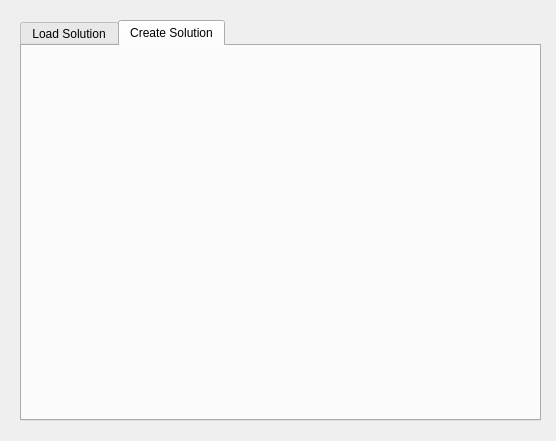
Qt form ui/watering_optimization_dialog.ui (Ingeniousware/QGISWaterIng) before a commit.
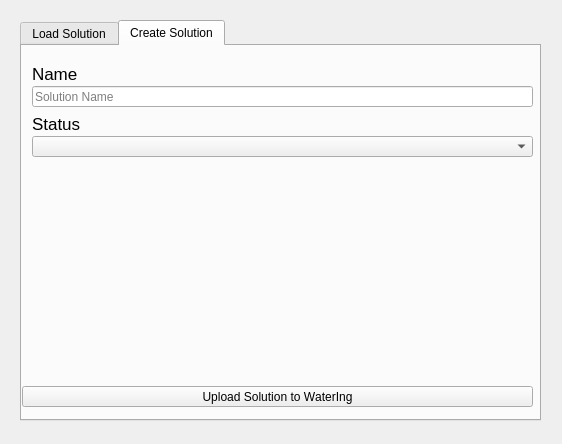
The same form after that commit.

Commit message: optimization dialog refined, post in test phase

What changed in the file:
```diff
--- a/ui/watering_optimization_dialog.ui
+++ b/ui/watering_optimization_dialog.ui
@@ -6,8 +6,8 @@
    <rect>
     <x>0</x>
     <y>0</y>
-    <width>556</width>
-    <height>441</height>
+    <width>562</width>
+    <height>444</height>
    </rect>
   </property>
   <property name="windowTitle">
@@ -28,6 +28,11 @@
      <verstretch>0</verstretch>
     </sizepolicy>
    </property>
+   <property name="font">
+    <font>
+     <kerning>false</kerning>
+    </font>
+   </property>
    <property name="currentIndex">
     <number>1</number>
    </property>
@@ -90,7 +95,102 @@
     <attribute name="title">
      <string>Create Solution</string>
     </attribute>
-    <layout class="QVBoxLayout" name="verticalLayout_7"/>
+    <widget class="QPushButton" name="BtUploadSolution">
+     <property name="geometry">
+      <rect>
+       <x>0</x>
+       <y>340</y>
+       <width>511</width>
+       <height>21</height>
+      </rect>
+     </property>
+     <property name="text">
+      <string>Upload Solution to WaterIng</string>
+     </property>
+    </widget>
+    <widget class="QLineEdit" name="newSolutionInputName">
+     <property name="enabled">
+      <bool>true</bool>
+     </property>
+     <property name="geometry">
+      <rect>
+       <x>10</x>
+       <y>40</y>
+       <width>501</width>
+       <height>21</height>
+      </rect>
+     </property>
+     <property name="sizePolicy">
+      <sizepolicy hsizetype="Preferred" vsizetype="Preferred">
+       <horstretch>20</horstretch>
+       <verstretch>0</verstretch>
+      </sizepolicy>
+     </property>
+     <property name="alignment">
+      <set>Qt::AlignLeading|Qt::AlignLeft|Qt::AlignVCenter</set>
+     </property>
+     <property name="placeholderText">
+      <string>Solution Name</string>
+     </property>
+    </widget>
+    <widget class="QLabel" name="projectLabel_2">
+     <property name="enabled">
+      <bool>true</bool>
+     </property>
+     <property name="geometry">
+      <rect>
+       <x>10</x>
+       <y>20</y>
+       <width>121</width>
+       <height>16</height>
+      </rect>
+     </property>
+     <property name="font">
+      <font>
+       <pointsize>13</pointsize>
+       <weight>50</weight>
+       <bold>false</bold>
+       <kerning>false</kerning>
+      </font>
+     </property>
+     <property name="text">
+      <string>Name</string>
+     </property>
+    </widget>
+    <widget class="QLabel" name="projectLabel_3">
+     <property name="enabled">
+      <bool>true</bool>
+     </property>
+     <property name="geometry">
+      <rect>
+       <x>10</x>
+       <y>70</y>
+       <width>121</width>
+       <height>16</height>
+      </rect>
+     </property>
+     <property name="font">
+      <font>
+       <pointsize>13</pointsize>
+       <weight>50</weight>
+       <bold>false</bold>
+       <kerning>false</kerning>
+      </font>
+     </property>
+     <property name="text">
+      <string>Status</string>
+     </property>
+    </widget>
+    <widget class="QComboBox" name="status_box">
+     <property name="geometry">
+      <rect>
+       <x>10</x>
+       <y>90</y>
+       <width>501</width>
+       <height>21</height>
+      </rect>
+     </property>
+    </widget>
    </widget>
   </widget>
  </widget>
```
Left out of the diff: 96 changed lines with no effect on the pictures. The commit also changes 1 other file.
